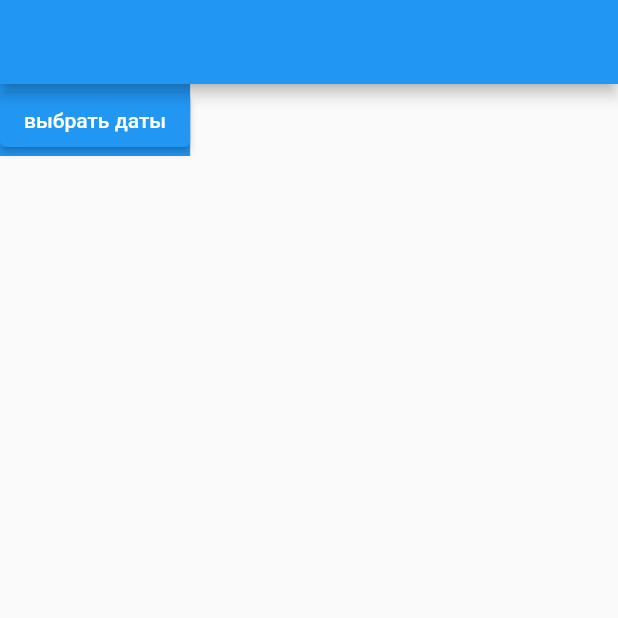
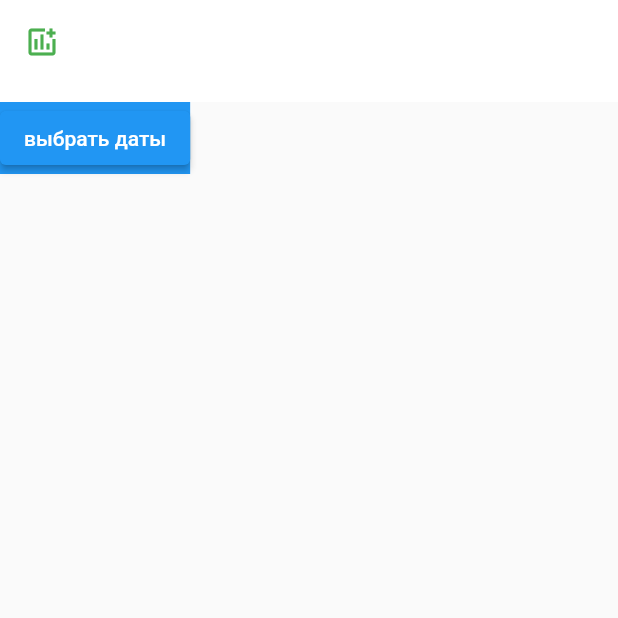
Before and after one commit to NeoD1m/CheckDocShadow, a Flutter app: the UploadPage screen opened by its route, on a phone screen of 412 x 824 dp, the top half of it. Run offline on Flutter 3.47's test engine with Material 2 defaults, Android fonts, the phone set to English and light mode, and no system bars; our stand-ins replace go_router.

Commit message:
тема

```diff
--- a/lib/main.dart
+++ b/lib/main.dart
@@ -1,4 +1,5 @@
 import 'package:checkdoc/router.dart';
+import 'package:checkdoc/theme.dart';
 import 'package:flutter/material.dart';
 
 void main() {
@@ -10,6 +11,7 @@ class CheckDocApp extends StatelessWidget {
 
   @override
   Widget build(BuildContext context) => MaterialApp.router(
+        theme: getTheme(),
         routerConfig: getRouter(context),
       );
 }
--- a/lib/widgets/check_doc_appbar.dart
+++ b/lib/widgets/check_doc_appbar.dart
@@ -1,11 +1,16 @@
 import 'package:flutter/material.dart';
+/// TODO как хочешь делай аппбар, через встроенный appBar или через stack
+class CheckDocAppBar extends StatelessWidget implements PreferredSizeWidget{
+  const CheckDocAppBar({super.key});
 
-class CheckDocAppBar extends AppBar{
 
     @override
     Widget build(BuildContext context) {
         return AppBar(
-
+            leading: Icon(Icons.add_chart_outlined,color: Colors.green,)
         );
     }
+
+  @override
+  Size get preferredSize => const Size.fromHeight(68);
 }
```
Also changed, not shown: lib/pages/greeting_page/greeting_page.dart (+14 -4 lines), lib/theme.dart (added, +23 -0 lines).
